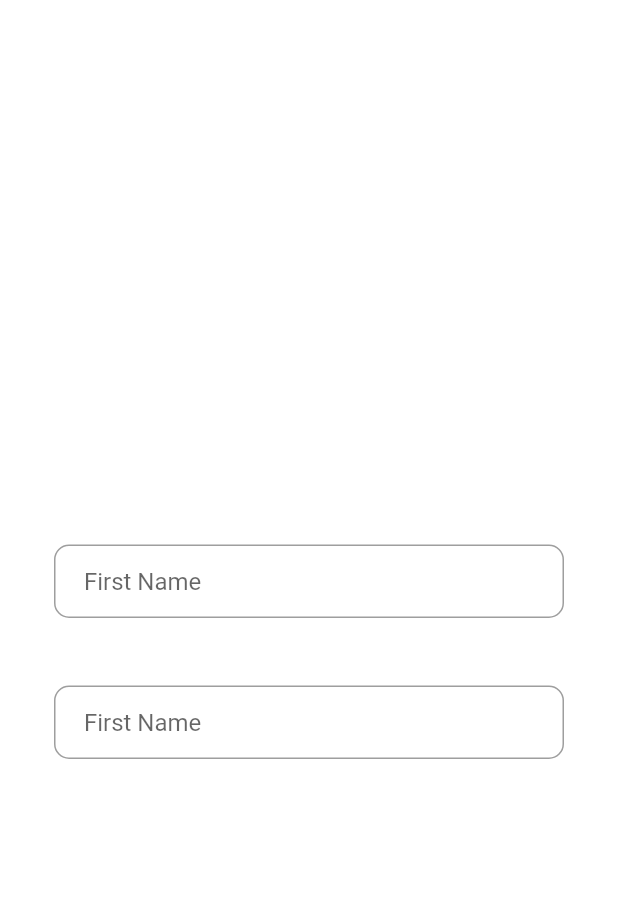
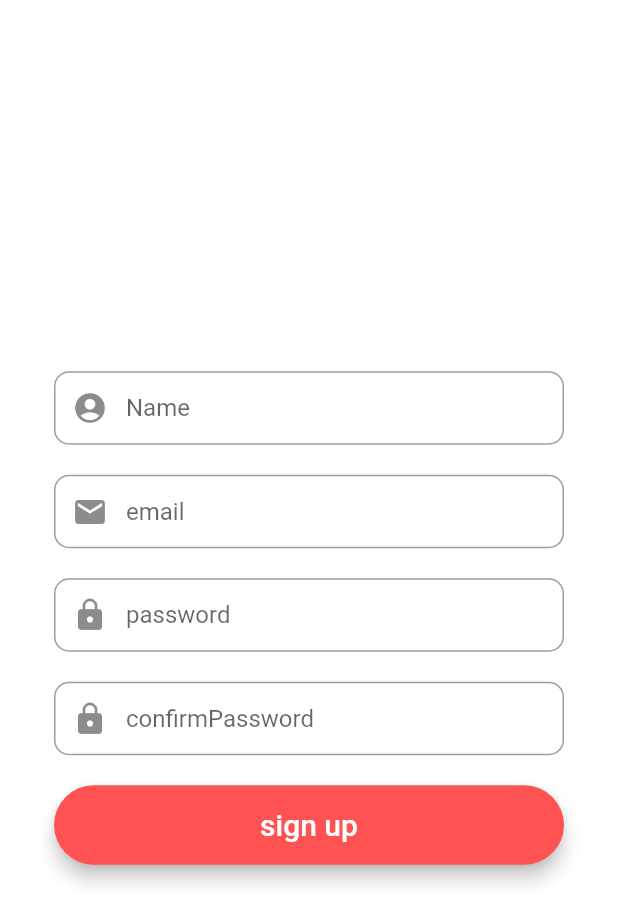
Before and after one commit to Seung-hwan285/Flutter-AR, a Flutter app: the CreatePage screen opened directly, on a phone screen of 412 x 824 dp. Shown: the top 924 px of the screen. Run offline on Flutter 3.47's test engine with Material 2 defaults, Android fonts, the phone set to English and light mode, and no system bars.

Commit message:
style : 회원가입 ui

```diff
--- a/lib/create_page.dart
+++ b/lib/create_page.dart
@@ -23,7 +23,7 @@ class _CreatePageState extends State<CreatePage> {
   TextEditingController _nameController = TextEditingController();
   TextEditingController _emailController = TextEditingController();
   TextEditingController _passwordController = TextEditingController();
-  TextEditingController _confirmPassword = TextEditingController();
+  TextEditingController _confirmPasswordCotroller = TextEditingController();
 
   @override
   void initState(){
@@ -53,35 +53,104 @@ class _CreatePageState extends State<CreatePage> {
       textInputAction: TextInputAction.next,
 
       decoration: InputDecoration(
+
+        prefixIcon: Icon(Icons.account_circle),
         contentPadding: EdgeInsets.fromLTRB(20, 15, 20, 15),
-        hintText: 'First Name',
+        hintText: 'Name',
         border: OutlineInputBorder(
           borderRadius: BorderRadius.circular(10),
         ),
       ),
     );
 
-    final eamilFiled = TextFormField(
+
+    final passwordFiled = TextFormField(
       autocorrect: false,
-      controller: _nameController,
-      keyboardType: TextInputType.emailAddress,
+      controller: _passwordController,
+      obscureText: true,
+
 
       onSaved: (value)  {
-        _nameController.text = value!;
+        _passwordController.text = value!;
       },
 
       //키보드에 사용할 작업 버튼
       textInputAction: TextInputAction.next,
 
       decoration: InputDecoration(
+        prefixIcon: Icon(Icons.lock),
         contentPadding: EdgeInsets.fromLTRB(20, 15, 20, 15),
-        hintText: 'First Name',
+        hintText: 'password',
         border: OutlineInputBorder(
           borderRadius: BorderRadius.circular(10),
         ),
       ),
     );
 
+
+    final confirmPasswordFiled = TextFormField(
+      autocorrect: false,
+      controller: _confirmPasswordCotroller,
+      obscureText: true,
+
+      onSaved: (value){
+        _confirmPasswordCotroller.text = value!;
+      },
+
+      textInputAction:  TextInputAction.done,
+
+      decoration: InputDecoration(
+        prefixIcon: Icon(Icons.lock),
+        contentPadding: EdgeInsets.fromLTRB(20, 15, 20, 15),
+        hintText: 'confirmPassword',
+        border: OutlineInputBorder(
+          borderRadius: BorderRadius.circular(10),
+        ),
+      ),
+
+    );
+
+    final emailFiled = TextFormField(
+      autocorrect: false,
+      controller: _emailController,
+      keyboardType: TextInputType.emailAddress,
+
+      onSaved: (value){
+        _emailController.text = value!;
+      },
+
+      textInputAction: TextInputAction.next,
+
+      decoration: InputDecoration(
+        prefixIcon: Icon(Icons.mail),
+        contentPadding: EdgeInsets.fromLTRB(20, 15, 20, 15),
+        hintText: 'email',
+        border: OutlineInputBorder(
+          borderRadius: BorderRadius.circular(10),
+        ),
+      ),
+    );
+
+
+    // Material 디자인 버튼 생성
+    final signUpButton = Material(
+      elevation: 5,
+      borderRadius: BorderRadius.circular(30),
+      color: Colors.redAccent,
+
+      child: MaterialButton(
+        padding: EdgeInsets.fromLTRB(20, 15, 20, 15),
+        onPressed: () {},
+        minWidth: MediaQuery.of(context).size.width,
+        child:
+        Text('sign up',
+        style: TextStyle(
+          fontSize: 20,
+          color: Colors.white,
+        ),),
+
+      ),
+    );
 
     // 외부 클릭시 키보드 사라지게
    return GestureDetector(
@@ -108,10 +177,18 @@ class _CreatePageState extends State<CreatePage> {
                   crossAxisAlignment: CrossAxisAlignment.center,
 
                   children: <Widget>[
-                    SizedBox(height: 45),
+
                     firstNameField,
-                    SizedBox(height : 45),
-                    eamilFiled,
+                    SizedBox(height : 20),
+                    emailFiled,
+
+                    SizedBox(height: 20),
+                    passwordFiled,
+                    SizedBox(height: 20),
+                    confirmPasswordFiled,
+
+                    SizedBox(height: 20),
+                    signUpButton,
                   ],
                 ),
 
--- a/lib/login_page.dart
+++ b/lib/login_page.dart
@@ -105,6 +105,9 @@ class _LoginPageState extends State<LoginPage> {
     );
   }
 
+
+
+
   TextFormField _buildTextFormField(String labelText, TextEditingController controller) {
     return TextFormField(
       cursorColor: Colors.white,
```
